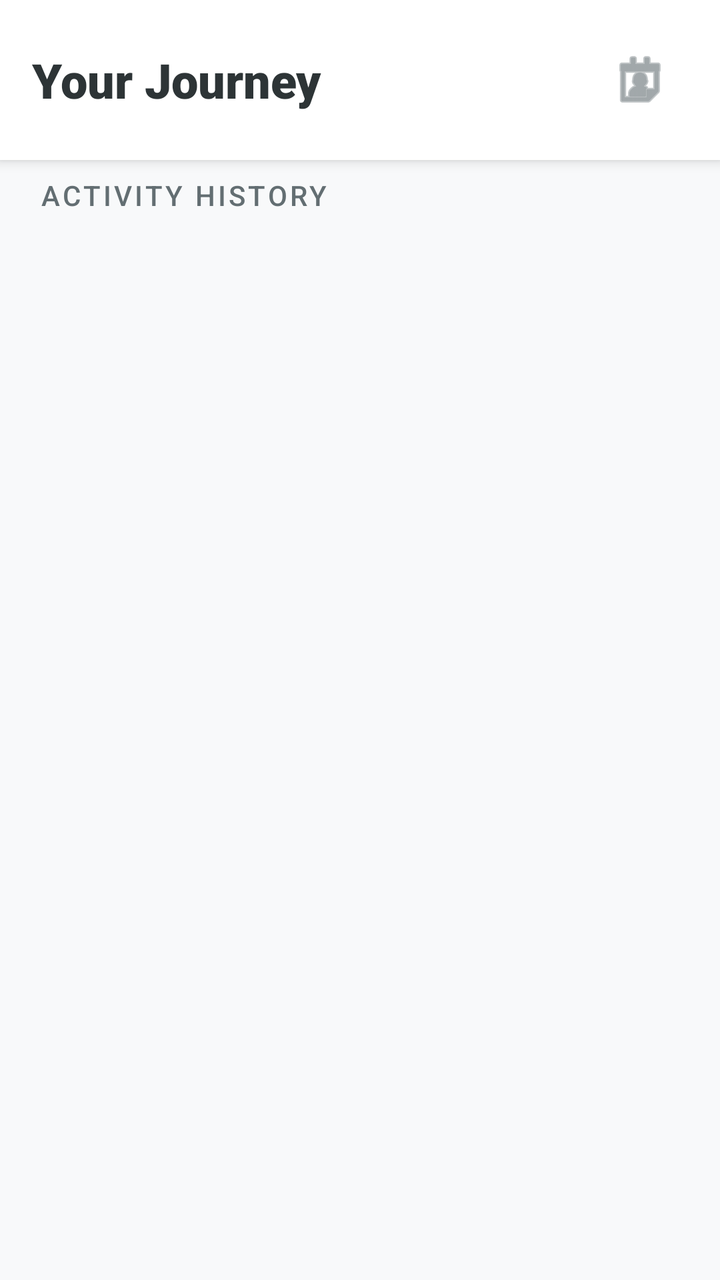
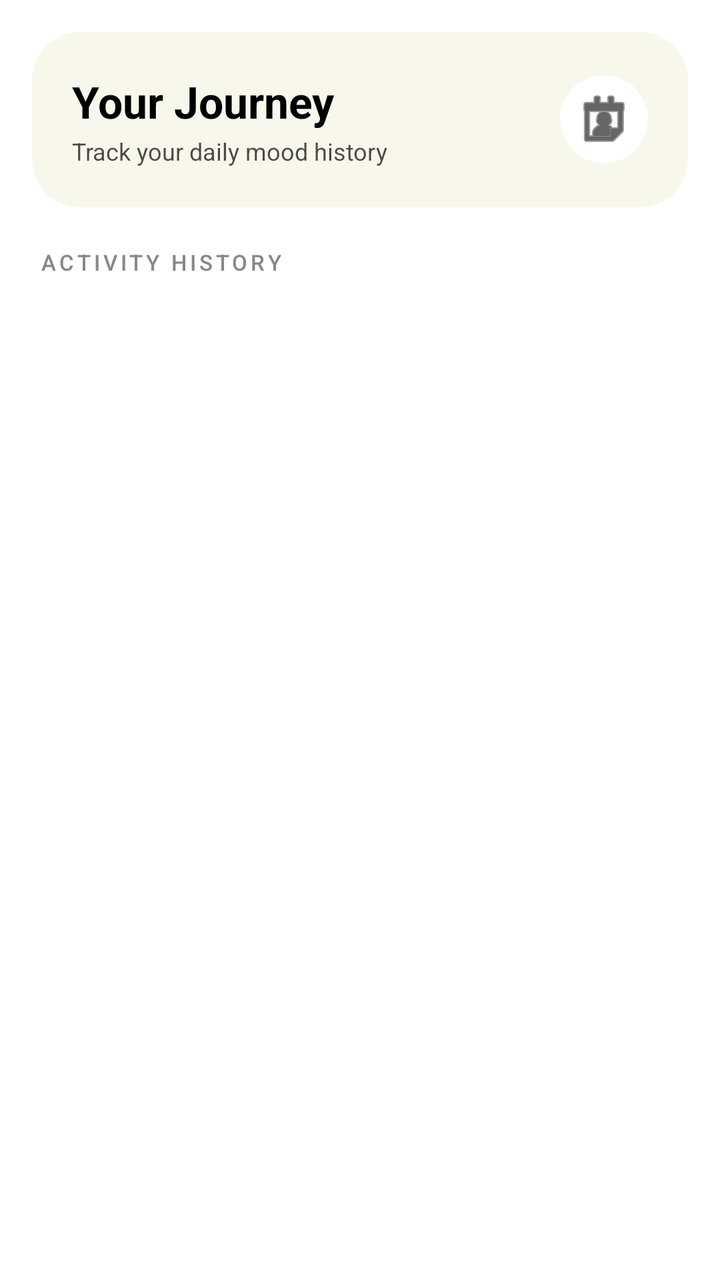

Before-and-after screenshots of an Android layout around one commit, followed by the original layout XML and the change that was made.
<!-- AndroidManifest.xml: application theme Theme.PhoneMoodTranslator -->
<!-- res/layout/fragment_history.xml -->
<?xml version="1.0" encoding="utf-8"?>
<LinearLayout xmlns:android="http://schemas.android.com/apk/res/android"
    xmlns:app="http://schemas.android.com/apk/res-auto"
    android:layout_width="match_parent"
    android:layout_height="match_parent"
    android:orientation="vertical"
    android:background="#F8F9FA"> <RelativeLayout
    android:layout_width="match_parent"
    android:layout_height="wrap_content"
    android:background="#FFFFFF"
    android:elevation="4dp"
    android:padding="16dp">

    <TextView
        android:layout_width="wrap_content"
        android:layout_height="wrap_content"
        android:text="Your Journey"
        android:textSize="24sp"
        android:fontFamily="sans-serif-black"
        android:layout_alignParentStart="true"
        android:layout_centerVertical="true"
        android:textColor="#2D3436"/>

    <ImageButton
        android:id="@+id/btnToggleCalendar"
        android:layout_width="48dp"
        android:layout_height="48dp"
        android:layout_alignParentEnd="true"
        android:layout_centerVertical="true"
        android:background="?attr/selectableItemBackgroundBorderless"
        android:src="@android:drawable/ic_menu_my_calendar"
        app:tint="#636E72" />
</RelativeLayout>

    <androidx.cardview.widget.CardView
        android:id="@+id/cvCalendarWrapper"
        android:layout_width="match_parent"
        android:layout_height="wrap_content"
        android:layout_margin="16dp"
        android:visibility="gone"
        app:cardCornerRadius="20dp"
        app:cardElevation="6dp"
        app:cardBackgroundColor="#F7E7CE"> <LinearLayout
        android:layout_width="match_parent"
        android:layout_height="wrap_content"
        android:orientation="vertical"
        android:padding="12dp">

        <LinearLayout
            android:layout_width="match_parent"
            android:layout_height="48dp"
            android:gravity="center"
            android:orientation="horizontal">

            <ImageButton
                android:id="@+id/btnPrevMonth"
                android:layout_width="44dp"
                android:layout_height="44dp"
                android:background="?attr/selectableItemBackgroundBorderless"
                android:src="@android:drawable/ic_media_previous"
                app:tint="#B2BEC3" />

            <TextView
                android:id="@+id/tvCurrentMonth"
                android:layout_width="0dp"
                android:layout_height="wrap_content"
                android:layout_weight="1"
                android:text="February 2026"
                android:textAlignment="center"
                android:textSize="18sp"
                android:fontFamily="sans-serif-medium"
                android:textColor="#2D3436" />

            <ImageButton
                android:id="@+id/btnNextMonth"
                android:layout_width="44dp"
                android:layout_height="44dp"
                android:background="?attr/selectableItemBackgroundBorderless"
                android:src="@android:drawable/ic_media_next"
                app:tint="#B2BEC3" />
        </LinearLayout>

        <LinearLayout
            android:layout_width="match_parent"
            android:layout_height="wrap_content"
            android:orientation="horizontal"
            android:layout_marginTop="8dp"
            android:paddingBottom="8dp">

            <TextView android:layout_width="0dp" android:layout_height="wrap_content" android:layout_weight="1" android:text="M" android:textAlignment="center" android:textSize="11sp" android:textColor="#000000" android:textStyle="bold"/>
            <TextView android:layout_width="0dp" android:layout_height="wrap_content" android:layout_weight="1" android:text="T" android:textAlignment="center" android:textSize="11sp" android:textColor="#000000" android:textStyle="bold"/>
            <TextView android:layout_width="0dp" android:layout_height="wrap_content" android:layout_weight="1" android:text="W" android:textAlignment="center" android:textSize="11sp" android:textColor="#000000" android:textStyle="bold"/>
            <TextView android:layout_width="0dp" android:layout_height="wrap_content" android:layout_weight="1" android:text="T" android:textAlignment="center" android:textSize="11sp" android:textColor="#000000" android:textStyle="bold"/>
            <TextView android:layout_width="0dp" android:layout_height="wrap_content" android:layout_weight="1" android:text="F" android:textAlignment="center" android:textSize="11sp" android:textColor="#000000" android:textStyle="bold"/>
            <TextView android:layout_width="0dp" android:layout_height="wrap_content" android:layout_weight="1" android:text="S" android:textAlignment="center" android:textSize="11sp" android:textColor="#BA160C" android:textStyle="bold"/>
            <TextView android:layout_width="0dp" android:layout_height="wrap_content" android:layout_weight="1" android:text="S" android:textAlignment="center" android:textSize="11sp" android:textColor="#BA160C" android:textStyle="bold"/>
        </LinearLayout>

        <View
            android:layout_width="match_parent"
            android:layout_height="1dp"
            android:background="#F1F2F6"
            android:layout_marginBottom="8dp"/>

        <androidx.recyclerview.widget.RecyclerView
            android:id="@+id/rvCalendar"
            android:layout_width="match_parent"
            android:layout_height="wrap_content"
            android:overScrollMode="never" />
    </LinearLayout>
    </androidx.cardview.widget.CardView>

    <TextView
        android:layout_width="match_parent"
        android:layout_height="wrap_content"
        android:text="Activity History"
        android:paddingStart="20dp"
        android:paddingTop="8dp"
        android:paddingBottom="8dp"
        android:textSize="14sp"
        android:textAllCaps="true"
        android:letterSpacing="0.1"
        android:textColor="#636E72"
        android:fontFamily="sans-serif-medium"/>

    <androidx.recyclerview.widget.RecyclerView
        android:id="@+id/rvHistoryList"
        android:layout_width="match_parent"
        android:layout_height="match_parent"
        android:clipToPadding="false"
        android:paddingBottom="100dp"/>

</LinearLayout>
<!-- resources referenced by this layout -->
<resources>
  <style name="Theme.PhoneMoodTranslator" parent="Base.Theme.PhoneMoodTranslator" />
  <style name="Base.Theme.PhoneMoodTranslator" parent="Theme.Material3.DayNight.NoActionBar">
          
          
      </style>
</resources>

<!-- the commit's change to res/layout/fragment_history.xml (unified diff, before → after) -->
@@ -1,128 +1,196 @@
 <?xml version="1.0" encoding="utf-8"?>
-<LinearLayout xmlns:android="http://schemas.android.com/apk/res/android"
+<LinearLayout
+    xmlns:android="http://schemas.android.com/apk/res/android"
     xmlns:app="http://schemas.android.com/apk/res-auto"
     android:layout_width="match_parent"
     android:layout_height="match_parent"
     android:orientation="vertical"
-    android:background="#F8F9FA"> <RelativeLayout
-    android:layout_width="match_parent"
-    android:layout_height="wrap_content"
-    android:background="#FFFFFF"
-    android:elevation="4dp"
-    android:padding="16dp">
-
-    <TextView
-        android:layout_width="wrap_content"
-        android:layout_height="wrap_content"
-        android:text="Your Journey"
-        android:textSize="24sp"
-        android:fontFamily="sans-serif-black"
-        android:layout_alignParentStart="true"
-        android:layout_centerVertical="true"
-        android:textColor="#2D3436"/>
-
-    <ImageButton
-        android:id="@+id/btnToggleCalendar"
-        android:layout_width="48dp"
-        android:layout_height="48dp"
-        android:layout_alignParentEnd="true"
-        android:layout_centerVertical="true"
-        android:background="?attr/selectableItemBackgroundBorderless"
-        android:src="@android:drawable/ic_menu_my_calendar"
-        app:tint="#636E72" />
-</RelativeLayout>
-
+    android:background="#FFFFFF">
+
+    
     <androidx.cardview.widget.CardView
-        android:id="@+id/cvCalendarWrapper"
         android:layout_width="match_parent"
         android:layout_height="wrap_content"
         android:layout_margin="16dp"
-        android:visibility="gone"
-        app:cardCornerRadius="20dp"
-        app:cardElevation="6dp"
-        app:cardBackgroundColor="#F7E7CE"> <LinearLayout
-        android:layout_width="match_parent"
-        android:layout_height="wrap_content"
-        android:orientation="vertical"
-        android:padding="12dp">
-
-        <LinearLayout
-            android:layout_width="match_parent"
-            android:layout_height="48dp"
-            android:gravity="center"
-            android:orientation="horizontal">
-
-            <ImageButton
-                android:id="@+id/btnPrevMonth"
-                android:layout_width="44dp"
-                android:layout_height="44dp"
-                android:background="?attr/selectableItemBackgroundBorderless"
-                android:src="@android:drawable/ic_media_previous"
-                app:tint="#B2BEC3" />
-
-            <TextView
-                android:id="@+id/tvCurrentMonth"
-                android:layout_width="0dp"
-                android:layout_height="wrap_content"
-                android:layout_weight="1"
-                android:text="February 2026"
-                android:textAlignment="center"
-                android:textSize="18sp"
-                android:fontFamily="sans-serif-medium"
-                android:textColor="#2D3436" />
-
-            <ImageButton
-                android:id="@+id/btnNextMonth"
-                android:layout_width="44dp"
-                android:layout_height="44dp"
-                android:background="?attr/selectableItemBackgroundBorderless"
-                android:src="@android:drawable/ic_media_next"
-                app:tint="#B2BEC3" />
-        </LinearLayout>
+        app:cardCornerRadius="24dp"
+        app:cardElevation="0dp"
+        app:cardBackgroundColor="#F7F7EC">
 
         <LinearLayout
             android:layout_width="match_parent"
             android:layout_height="wrap_content"
             android:orientation="horizontal"
-            android:layout_marginTop="8dp"
-            android:paddingBottom="8dp">
-
-            <TextView android:layout_width="0dp" android:layout_height="wrap_content" android:layout_weight="1" android:text="M" android:textAlignment="center" android:textSize="11sp" android:textColor="#000000" android:textStyle="bold"/>
-            <TextView android:layout_width="0dp" android:layout_height="wrap_content" android:layout_weight="1" android:text="T" android:textAlignment="center" android:textSize="11sp" android:textColor="#000000" android:textStyle="bold"/>
-            <TextView android:layout_width="0dp" android:layout_height="wrap_content" android:layout_weight="1" android:text="W" android:textAlignment="center" android:textSize="11sp" android:textColor="#000000" android:textStyle="bold"/>
-            <TextView android:layout_width="0dp" android:layout_height="wrap_content" android:layout_weight="1" android:text="T" android:textAlignment="center" android:textSize="11sp" android:textColor="#000000" android:textStyle="bold"/>
-            <TextView android:layout_width="0dp" android:layout_height="wrap_content" android:layout_weight="1" android:text="F" android:textAlignment="center" android:textSize="11sp" android:textColor="#000000" android:textStyle="bold"/>
-            <TextView android:layout_width="0dp" android:layout_height="wrap_content" android:layout_weight="1" android:text="S" android:textAlignment="center" android:textSize="11sp" android:textColor="#BA160C" android:textStyle="bold"/>
-            <TextView android:layout_width="0dp" android:layout_height="wrap_content" android:layout_weight="1" android:text="S" android:textAlignment="center" android:textSize="11sp" android:textColor="#BA160C" android:textStyle="bold"/>
+            android:gravity="center_vertical"
+            android:padding="20dp">
+
+            <LinearLayout
+                android:layout_width="0dp"
+                android:layout_height="wrap_content"
+                android:layout_weight="1"
+                android:orientation="vertical">
+
+                <TextView
+                    android:layout_width="wrap_content"
+                    android:layout_height="wrap_content"
+                    android:text="Your Journey"
+                    android:textSize="22sp"
+                    android:textStyle="bold"
+                    android:textColor="#000000"/>
+
+                <TextView
+                    android:layout_width="wrap_content"
+                    android:layout_height="wrap_content"
+                    android:text="Track your daily mood history"
+                    android:textSize="12sp"
+                    android:textColor="#B3000000"
+                    android:layout_marginTop="2dp"/>
+
+            </LinearLayout>
+
+            
+            <androidx.cardview.widget.CardView
+                android:layout_width="44dp"
+                android:layout_height="44dp"
+                app:cardCornerRadius="22dp"
+                app:cardElevation="0dp">
+
+                <ImageButton
+                    android:id="@+id/btnToggleCalendar"
+                    android:layout_width="match_parent"
+                    android:layout_height="match_parent"
+                    android:src="@android:drawable/ic_menu_my_calendar"
+                    android:background="@android:color/transparent"
+                    android:padding="10dp"
+                    app:tint="#000000"/>
+
+            </androidx.cardview.widget.CardView>
+
         </LinearLayout>
 
-        <View
-            android:layout_width="match_parent"
-            android:layout_height="1dp"
-            android:background="#F1F2F6"
-            android:layout_marginBottom="8dp"/>
-
-        <androidx.recyclerview.widget.RecyclerView
-            android:id="@+id/rvCalendar"
+    </androidx.cardview.widget.CardView>
+
+    
+    <androidx.cardview.widget.CardView
+        android:id="@+id/cvCalendarWrapper"
+        android:layout_width="match_parent"
+        android:layout_height="wrap_content"
+        android:layout_marginStart="16dp"
+        android:layout_marginEnd="16dp"
+        android:layout_marginBottom="16dp"
+        android:visibility="gone"
+        app:cardCornerRadius="24dp"
+        app:cardElevation="0dp"
+        app:cardBackgroundColor="#F7F7EC">
+
+        <LinearLayout
             android:layout_width="match_parent"
             android:layout_height="wrap_content"
-            android:overScrollMode="never" />
-    </LinearLayout>
+            android:orientation="vertical"
+            android:padding="16dp">
+
+            
+            <LinearLayout
+                android:layout_width="match_parent"
+                android:layout_height="48dp"
+                android:gravity="center_vertical"
+                android:orientation="horizontal"
+                android:layout_marginBottom="12dp">
+
+                <ImageButton
+                    android:id="@+id/btnPrevMonth"
+                    android:layout_width="40dp"
+                    android:layout_height="40dp"
+                    android:background="@drawable/tab_selected_bg"
+                    android:src="@android:drawable/ic_media_previous"
+                    android:padding="8dp"
+                    app:tint="#000000"/>
+
+                <TextView
+                    android:id="@+id/tvCurrentMonth"
+                    android:layout_width="0dp"
+                    android:layout_height="wrap_content"
+                    android:layout_weight="1"
+                    android:text="February 2026"
+                    android:textAlignment="center"
+                    android:textSize="16sp"
+                    android:textStyle="bold"
+                    android:textColor="#000000"/>
+
+                <ImageButton
+                    android:id="@+id/btnNextMonth"
+                    android:layout_width="40dp"
+                    android:layout_height="40dp"
+                    android:background="@drawable/tab_selected_bg"
+                    android:src="@android:drawable/ic_media_next"
+                    android:padding="8dp"
+                    app:tint="#000000"/>
+
+            </LinearLayout>
+
+            
+            <LinearLayout
+                android:layout_width="match_parent"
+                android:layout_height="wrap_content"
+                android:orientation="horizontal"
+                android:layout_marginBottom="8dp">
+
+                <TextView android:layout_width="0dp" android:layout_height="wrap_content"
+                    android:layout_weight="1" android:text="M" android:textAlignment="center"
+                    android:textSize="11sp" android:textColor="#1c1554" android:textStyle="bold"/>
+                <TextView android:layout_width="0dp" android:layout_height="wrap_content"
+                    android:layout_weight="1" android:text="T" android:textAlignment="center"
+                    android:textSize="11sp" android:textColor="#1c1554" android:textStyle="bold"/>
+                <TextView android:layout_width="0dp" android:layout_height="wrap_content"
+                    android:layout_weight="1" android:text="W" android:textAlignment="center"
+                    android:textSize="11sp" android:textColor="#1c1554" android:textStyle="bold"/>
+                <TextView android:layout_width="0dp" android:layout_height="wrap_content"
+                    android:layout_weight="1" android:text="T" android:textAlignment="center"
+                    android:textSize="11sp" android:textColor="#1c1554" android:textStyle="bold"/>
+                <TextView android:layout_width="0dp" android:layout_height="wrap_content"
+                    android:layout_weight="1" android:text="F" android:textAlignment="center"
+                    android:textSize="11sp" android:textColor="#1c1554" android:textStyle="bold"/>
+                <TextView android:layout_width="0dp" android:layout_height="wrap_content"
+                    android:layout_weight="1" android:text="S" android:textAlignment="center"
+                    android:textSize="11sp" android:textColor="#E65100" android:textStyle="bold"/>
+                <TextView android:layout_width="0dp" android:layout_height="wrap_content"
+                    android:layout_weight="1" android:text="S" android:textAlignment="center"
+                    android:textSize="11sp" android:textColor="#E65100" android:textStyle="bold"/>
+
+            </LinearLayout>
+
+            
+            <View
+                android:layout_width="match_parent"
+                android:layout_height="1dp"
+                android:background="#F1F2F6"
+                android:layout_marginBottom="8dp"/>
+
+            
+            <androidx.recyclerview.widget.RecyclerView
+                android:id="@+id/rvCalendar"
+                android:layout_width="match_parent"
+                android:layout_height="wrap_content"
+                android:overScrollMode="never"/>
+
+        </LinearLayout>
+
     </androidx.cardview.widget.CardView>
 
+    
     <TextView
         android:layout_width="match_parent"
         android:layout_height="wrap_content"
-        android:text="Activity History"
+        android:text="ACTIVITY HISTORY"
         android:paddingStart="20dp"
-        android:paddingTop="8dp"
+        android:paddingTop="4dp"
         android:paddingBottom="8dp"
-        android:textSize="14sp"
+        android:textSize="11sp"
         android:textAllCaps="true"
-        android:letterSpacing="0.1"
-        android:textColor="#636E72"
+        android:letterSpacing="0.15"
+        android:textColor="#888888"
         android:fontFamily="sans-serif-medium"/>
 
+    
     <androidx.recyclerview.widget.RecyclerView
         android:id="@+id/rvHistoryList"
         android:layout_width="match_parent"
<!-- resource entries referenced after the edit -->
@@ -1,5 +1,12 @@
 <!-- resources referenced by this layout -->
 <resources>
+  <!-- drawable tab_selected_bg (drawable) -->
+  <?xml version="1.0" encoding="utf-8"?>
+  <shape xmlns:android="http://schemas.android.com/apk/res/android"
+      android:shape="rectangle">
+      <corners android:radius="20dp"/>
+      <solid android:color="#33FFFFFF"/>
+  </shape>
   <style name="Theme.PhoneMoodTranslator" parent="Base.Theme.PhoneMoodTranslator" />
   <style name="Base.Theme.PhoneMoodTranslator" parent="Theme.Material3.DayNight.NoActionBar">
           
